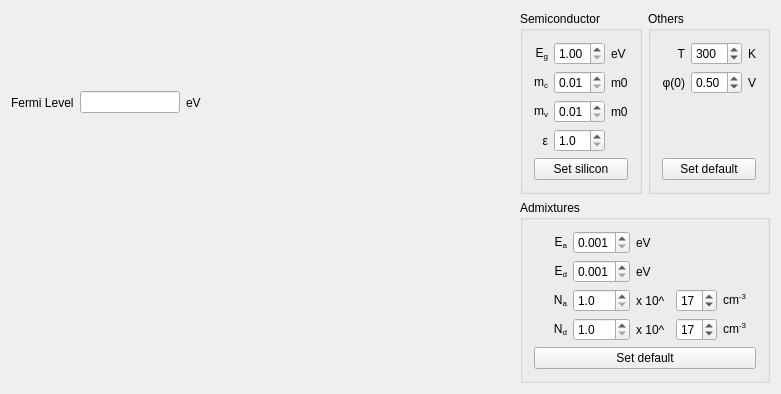
First picture: the form in widget.ui, repository NIA/semiconductor, before the edit.
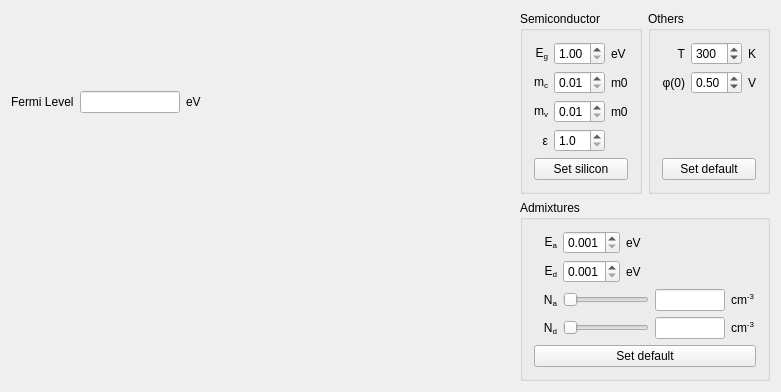
Second picture: the form after the edit. Custom widgets are drawn as their Qt base class.

Commit message: Заменил двойной контрол для плотностей доноров и акцепторов на слайдер.

Patch:
```diff
--- a/widget.ui
+++ b/widget.ui
@@ -342,49 +342,6 @@
           </property>
          </widget>
         </item>
-        <item row="0" column="2">
-         <widget class="QLabel" name="label_7">
-          <property name="text">
-           <string>eV</string>
-          </property>
-         </widget>
-        </item>
-        <item row="1" column="0">
-         <widget class="QLabel" name="label_8">
-          <property name="text">
-           <string>E&lt;sub&gt;d&lt;/sub&gt;</string>
-          </property>
-          <property name="alignment">
-           <set>Qt::AlignRight|Qt::AlignTrailing|Qt::AlignVCenter</set>
-          </property>
-         </widget>
-        </item>
-        <item row="1" column="1">
-         <widget class="QDoubleSpinBox" name="EdSpinner">
-          <property name="decimals">
-           <number>3</number>
-          </property>
-          <property name="minimum">
-           <double>0.001000000000000</double>
-          </property>
-          <property name="maximum">
-           <double>2.000000000000000</double>
-          </property>
-          <property name="singleStep">
-           <double>0.001000000000000</double>
-          </property>
-          <property name="value">
-           <double>0.001000000000000</double>
-          </property>
-         </widget>
-        </item>
-        <item row="1" column="2">
-         <widget class="QLabel" name="label_9">
-          <property name="text">
-           <string>eV</string>
-          </property>
-         </widget>
-        </item>
         <item row="2" column="0">
          <widget class="QLabel" name="label_15">
           <property name="text">
@@ -412,36 +369,6 @@
           </property>
          </widget>
         </item>
-        <item row="3" column="1">
-         <widget class="QDoubleSpinBox" name="NdMantissaSpinner">
-          <property name="decimals">
-           <number>1</number>
-          </property>
-          <property name="minimum">
-           <double>1.000000000000000</double>
-          </property>
-          <property name="maximum">
-           <double>10.000000000000000</double>
-          </property>
-          <property name="singleStep">
-           <double>0.100000000000000</double>
-          </property>
-         </widget>
-        </item>
-        <item row="3" column="2">
-         <widget class="QLabel" name="label_13">
-          <property name="text">
-           <string>x 10^</string>
-          </property>
-         </widget>
-        </item>
-        <item row="3" column="3">
-         <widget class="QSpinBox" name="NdExponentSpinner">
-          <property name="value">
-           <number>17</number>
-          </property>
-         </widget>
-        </item>
         <item row="3" column="4">
          <widget class="QLabel" name="label_11">
           <property name="text">
@@ -457,32 +384,121 @@
          </widget>
         </item>
         <item row="2" column="3">
-         <widget class="QSpinBox" name="NaExponentSpinner">
+         <widget class="QLineEdit" name="NaLineEdit">
+          <property name="sizePolicy">
+           <sizepolicy hsizetype="Fixed" vsizetype="Fixed">
+            <horstretch>0</horstretch>
+            <verstretch>0</verstretch>
+           </sizepolicy>
+          </property>
+          <property name="maximumSize">
+           <size>
+            <width>70</width>
+            <height>16777215</height>
+           </size>
+          </property>
+          <property name="text">
+           <string/>
+          </property>
+         </widget>
+        </item>
+        <item row="2" column="1" colspan="2">
+         <widget class="QSlider" name="NaSlider">
+          <property name="minimum">
+           <number>0</number>
+          </property>
+          <property name="maximum">
+           <number>200</number>
+          </property>
+          <property name="singleStep">
+           <number>1</number>
+          </property>
           <property name="value">
-           <number>17</number>
+           <number>0</number>
           </property>
+          <property name="orientation">
+           <enum>Qt::Horizontal</enum>
+          </property>
          </widget>
         </item>
-        <item row="2" column="2">
-         <widget class="QLabel" name="label_14">
+        <item row="3" column="1" colspan="2">
+         <widget class="QSlider" name="NdSlider">
+          <property name="minimum">
+           <number>0</number>
+          </property>
+          <property name="maximum">
+           <number>200</number>
+          </property>
+          <property name="singleStep">
+           <number>1</number>
+          </property>
+          <property name="value">
+           <number>0</number>
+          </property>
+          <property name="orientation">
+           <enum>Qt::Horizontal</enum>
+          </property>
+         </widget>
+        </item>
+        <item row="3" column="3">
+         <widget class="QLineEdit" name="NdLineEdit">
+          <property name="sizePolicy">
+           <sizepolicy hsizetype="Fixed" vsizetype="Fixed">
+            <horstretch>0</horstretch>
+            <verstretch>0</verstretch>
+           </sizepolicy>
+          </property>
+          <property name="maximumSize">
+           <size>
+            <width>70</width>
+            <height>16777215</height>
+           </size>
+          </property>
           <property name="text">
-           <string>x 10^</string>
+           <string/>
           </property>
          </widget>
         </item>
-        <item row="2" column="1">
-         <widget class="QDoubleSpinBox" name="NaMantissaSpinner">
+        <item row="1" column="0">
+         <widget class="QLabel" name="label_8">
+          <property name="text">
+           <string>E&lt;sub&gt;d&lt;/sub&gt;</string>
+          </property>
+          <property name="alignment">
+           <set>Qt::AlignRight|Qt::AlignTrailing|Qt::AlignVCenter</set>
+          </property>
+         </widget>
+        </item>
+        <item row="1" column="1">
+         <widget class="QDoubleSpinBox" name="EdSpinner">
           <property name="decimals">
-           <number>1</number>
+           <number>3</number>
           </property>
           <property name="minimum">
-           <double>1.000000000000000</double>
+           <double>0.001000000000000</double>
           </property>
           <property name="maximum">
-           <double>10.000000000000000</double>
+           <double>2.000000000000000</double>
           </property>
           <property name="singleStep">
-           <double>0.100000000000000</double>
+           <double>0.001000000000000</double>
+          </property>
+          <property name="value">
+           <double>0.001000000000000</double>
+          </property>
+         </widget>
+        </item>
+        <item row="1" column="2">
+         <widget class="QLabel" name="label_9">
+          <property name="text">
+           <string>eV</string>
+          </property>
+         </widget>
+        </item>
+        <item row="0" column="2">
+         <widget class="QLabel" name="label_7">
+          <property name="text">
+           <string>eV</string>
           </property>
          </widget>
         </item>
```
The commit also changes 2 other files.
